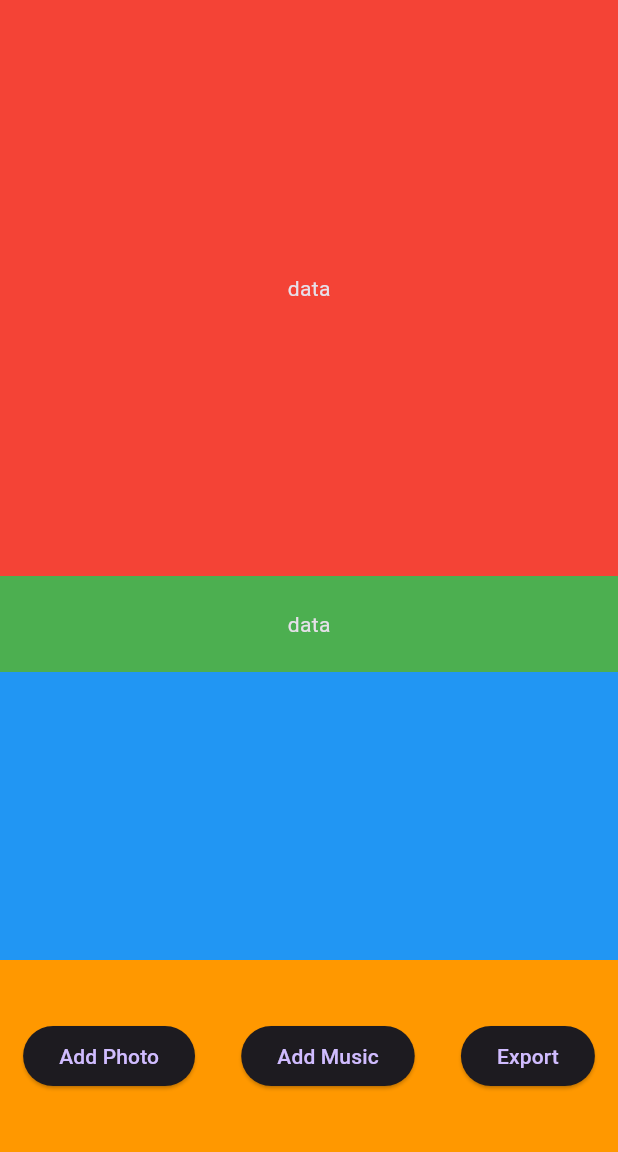
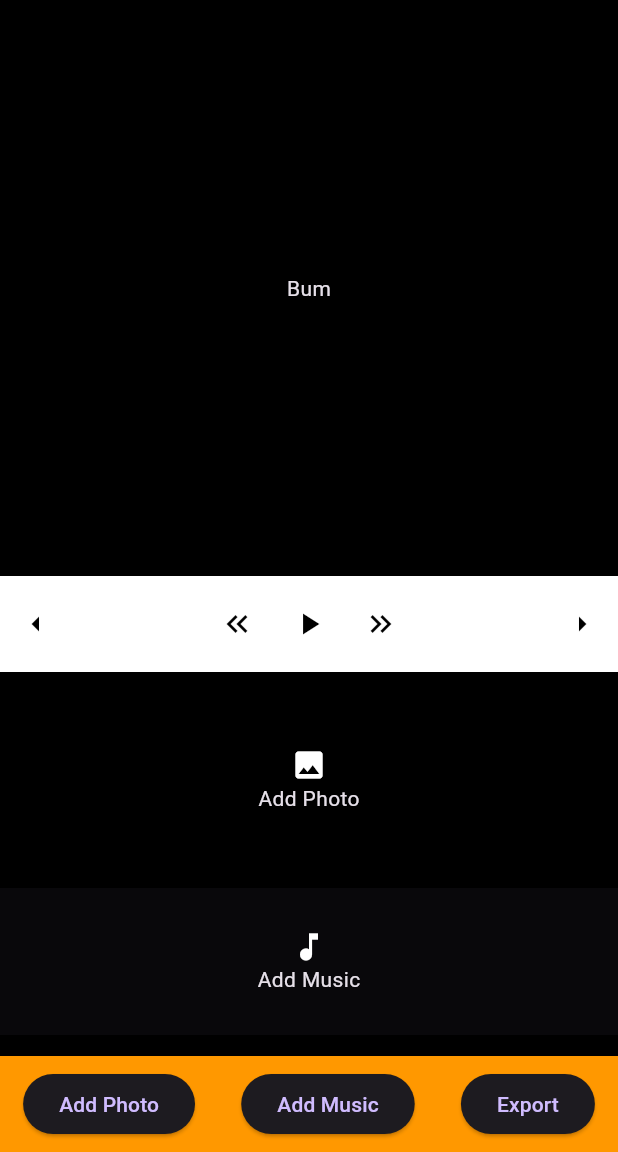
Before and after one commit to DogukanTopcu/quick_slideshow_app, a Flutter app: the Editor screen opened directly, on a phone screen of 412 x 824 dp, the part 84-1236 px from its top. Run offline on Flutter 3.47's test engine with Material 3 defaults, Android fonts, the phone set to English and light mode, and no system bars; our stand-ins replace image_picker.

Commit message:
editor page editing area and image, music, text area layout implemented

```diff
--- a/lib/screen/editor.dart
+++ b/lib/screen/editor.dart
@@ -18,6 +18,8 @@ class _EditorState extends State<Editor> {
   List<XFile> imageFileList = [];
 
   int selectedImageIndex = -1;
+
+  bool isPlaying = false;
 
   void _selectImages() async {
     final List<XFile> selectedImages = await ip.pickMultiImage();
@@ -73,56 +75,151 @@ class _EditorState extends State<Editor> {
               flex: 6,
               child: Container(
                 color: Colors.red,
-                child: const Center(
-                  child: Text("data"),
+                child: Container(
+                  color: Colors.black,
+                  width: MediaQuery.of(context).size.width,
+                  height: MediaQuery.of(context).size.width,
+                  child: const Column(
+                    mainAxisAlignment: MainAxisAlignment.center,
+                    children: [
+                      Text("Bum"),
+                    ],
                   ),
                 ),
               ),
+            ),
+            // Slideshow play buttons
             Expanded(
               flex: 1,
               child: Container(
-                color: Colors.green,
-                child: const Center(
-                  child: Text("data"),
+                  color: Colors.white,
+                  child: Row(
+                    mainAxisAlignment: MainAxisAlignment.spaceBetween,
+                    children: [
+                      IconButton(
+                          onPressed: () {},
+                          icon: const Icon(
+                            Icons.arrow_left,
+                            color: Colors.black,
+                          )),
+                      Row(
+                        mainAxisAlignment: MainAxisAlignment.center,
+                        children: [
+                          IconButton(
+                              onPressed: () {},
+                              icon: const Icon(
+                                Icons.keyboard_double_arrow_left,
+                                color: Colors.black,
+                              )),
+                          IconButton(
+                              onPressed: () {},
+                              icon: Icon(
+                                !isPlaying ? Icons.play_arrow : Icons.pause,
+                                color: Colors.black,
+                              )),
+                          IconButton(
+                              onPressed: () {},
+                              icon: const Icon(
+                                Icons.keyboard_double_arrow_right,
+                                color: Colors.black,
+                              )),
+                        ],
                       ),
+                      IconButton(
+                          onPressed: () {},
+                          icon: const Icon(
+                            Icons.arrow_right,
+                            color: Colors.black,
+                          )),
+                    ],
+                  )),
             ),
-            ),
+            // Editor: Image, music and text area
             Expanded(
-              flex: 3,
+              flex: 4,
               child: Container(
-                color: Colors.blue,
-                child: Center(
-                    child: ListView.builder(
+                alignment: Alignment.centerLeft,
+                child: ListView(
+                  scrollDirection: Axis.vertical,
+                  children: [
+                    Container(
+                        color: Colors.black,
+                        height: 144,
+                        child: imageFileList.isEmpty
+                            ? const Column(
+                                mainAxisAlignment: MainAxisAlignment.center,
+                                children: [
+                                  Icon(Icons.image),
+                                  Text("Add Photo"),
+                                ],
+                              )
+                            : ListView.builder(
                                 scrollDirection: Axis.horizontal,
                                 itemCount: imageFileList.length,
                                 itemBuilder: (BuildContext context, int index) {
                                   if (index == imageFileList.length - 1) {
-                      return Container(
-                        margin: const EdgeInsets.all(8),
-                        child: Image.file(
-                          File(imageFileList[index].path),
-                          fit: BoxFit.cover,
-                        ),
-                      );
-                    }
                                     return Row(
-                        crossAxisAlignment: CrossAxisAlignment.stretch,
+                                      crossAxisAlignment:
+                                          CrossAxisAlignment.center,
                                       children: [
                                         Container(
+                                          width: 98,
+                                          height: 98,
                                           margin: const EdgeInsets.all(8),
                                           child: Image.file(
                                             File(imageFileList[index].path),
                                             fit: BoxFit.cover,
                                           ),
                                         ),
-                          const Icon(Icons.arrow_right_alt_outlined),
+                                      ],
+                                    );
+                                  }
+                                  return Row(
+                                      crossAxisAlignment:
+                                          CrossAxisAlignment.center,
+                                      children: [
+                                        Container(
+                                          width: 98,
+                                          height: 98,
+                                          margin: const EdgeInsets.all(8),
+                                          child: Image.file(
+                                            File(imageFileList[index].path),
+                                            fit: BoxFit.cover,
+                                          ),
+                                        ),
+                                        const Icon(
+                                            Icons.keyboard_double_arrow_right),
                                       ]);
                                 },
                               )),
+                    Container(
+                      color: Colors.black54,
+                      height: 98,
+                      child: const Column(
+                        mainAxisAlignment: MainAxisAlignment.center,
+                        children: [
+                          Icon(Icons.music_note),
+                          Text("Add Music"),
+                        ],
+                      ),
+                    ),
+                    Container(
+                      color: Colors.black,
+                      height: 98,
+                      child: const Column(
+                        mainAxisAlignment: MainAxisAlignment.center,
+                        children: [
+                          Icon(Icons.text_fields),
+                          Text("Add Text"),
+                        ],
+                      ),
+                    ),
+                  ],
+                ),
               ),
             ),
             Expanded(
-              flex: 2,
+              flex: 1,
               child: Container(
                 color: Colors.orange,
                 child: Center(
```
Lines whose indentation alone changed are shown as unchanged.
